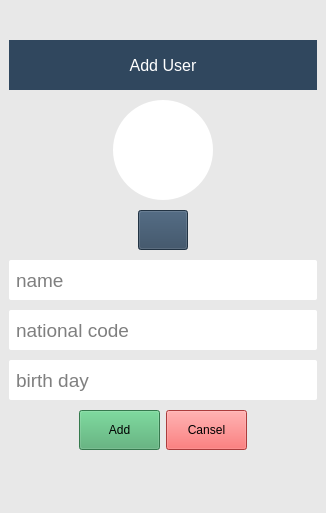
This is add-User.ui in MaryamBoneh/Users-Management as Qt 5 draws it before an edit. The edited form follows.
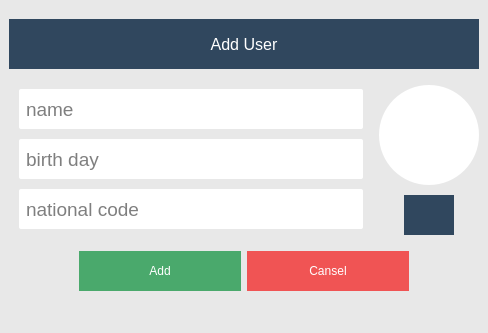
This is the edited form.

What changed in the file:
```diff
--- a/add-User.ui
+++ b/add-User.ui
@@ -6,8 +6,8 @@
    <rect>
     <x>0</x>
     <y>0</y>
-    <width>326</width>
-    <height>513</height>
+    <width>488</width>
+    <height>333</height>
    </rect>
   </property>
   <property name="windowTitle">
@@ -17,12 +17,7 @@
    <string notr="true">background-color: #E8E8E8; </string>
   </property>
   <widget class="QWidget" name="centralwidget">
-   <layout class="QGridLayout" name="gridLayout">
-    <item row="0" column="0">
-     <layout class="QVBoxLayout" name="verticalLayout">
-      <property name="spacing">
-       <number>10</number>
-      </property>
+   <layout class="QVBoxLayout" name="verticalLayout_3">
       <item>
        <widget class="QLabel" name="label">
         <property name="minimumSize">
@@ -53,7 +48,93 @@
         </property>
        </widget>
       </item>
-      <item alignment="Qt::AlignHCenter">
+    <item>
+     <layout class="QHBoxLayout" name="horizontalLayout_2">
+      <property name="leftMargin">
+       <number>0</number>
+      </property>
+      <property name="rightMargin">
+       <number>0</number>
+      </property>
+      <item>
+       <layout class="QVBoxLayout" name="verticalLayout_2">
+        <property name="leftMargin">
+         <number>10</number>
+        </property>
+        <property name="rightMargin">
+         <number>10</number>
+        </property>
+        <item>
+         <widget class="QLineEdit" name="txt_name">
+          <property name="minimumSize">
+           <size>
+            <width>0</width>
+            <height>40</height>
+           </size>
+          </property>
+          <property name="font">
+           <font>
+            <pointsize>14</pointsize>
+           </font>
+          </property>
+          <property name="styleSheet">
+           <string notr="true">border: 0px; background-color: #fff; padding: 5px; border-radius: 2px;</string>
+          </property>
+          <property name="placeholderText">
+           <string>name</string>
+          </property>
+         </widget>
+        </item>
+        <item>
+         <widget class="QLineEdit" name="txt_birthday">
+          <property name="minimumSize">
+           <size>
+            <width>0</width>
+            <height>40</height>
+           </size>
+          </property>
+          <property name="font">
+           <font>
+            <pointsize>14</pointsize>
+           </font>
+          </property>
+          <property name="styleSheet">
+           <string notr="true">border: 0px; background-color: #fff; padding: 5px; border-radius: 2px;</string>
+          </property>
+          <property name="placeholderText">
+           <string>birth day</string>
+          </property>
+         </widget>
+        </item>
+        <item>
+         <widget class="QLineEdit" name="txt_code">
+          <property name="minimumSize">
+           <size>
+            <width>0</width>
+            <height>40</height>
+           </size>
+          </property>
+          <property name="font">
+           <font>
+            <pointsize>14</pointsize>
+           </font>
+          </property>
+          <property name="styleSheet">
+           <string notr="true">border: 0px; background-color: #fff; padding: 5px; border-radius: 2px;</string>
+          </property>
+          <property name="placeholderText">
+           <string>national code</string>
+          </property>
+         </widget>
+        </item>
+       </layout>
+      </item>
+      <item>
+       <layout class="QVBoxLayout" name="verticalLayout">
+        <property name="spacing">
+         <number>10</number>
+        </property>
+        <item>
        <widget class="QLabel" name="label_2">
         <property name="minimumSize">
          <size>
@@ -96,7 +177,7 @@
          <cursorShape>PointingHandCursor</cursorShape>
         </property>
         <property name="styleSheet">
-         <string notr="true">background-color: #30475E; color: #fff;</string>
+           <string notr="true">background-color: #30475E; color: #fff; border: 0px;</string>
         </property>
         <property name="text">
          <string/>
@@ -109,68 +190,9 @@
         </property>
        </widget>
       </item>
-      <item>
-       <widget class="QLineEdit" name="lineEdit">
-        <property name="minimumSize">
-         <size>
-          <width>0</width>
-          <height>40</height>
-         </size>
-        </property>
-        <property name="font">
-         <font>
-          <pointsize>14</pointsize>
-         </font>
-        </property>
-        <property name="styleSheet">
-         <string notr="true">border: 0px; background-color: #fff; padding: 5px; border-radius: 2px;</string>
-        </property>
-        <property name="placeholderText">
-         <string>name</string>
-        </property>
-       </widget>
+       </layout>
       </item>
-      <item>
-       <widget class="QLineEdit" name="lineEdit_2">
-        <property name="minimumSize">
-         <size>
-          <width>0</width>
-          <height>40</height>
-         </size>
-        </property>
-        <property name="font">
-         <font>
-          <pointsize>14</pointsize>
-         </font>
-        </property>
-        <property name="styleSheet">
-         <string notr="true">border: 0px; background-color: #fff; padding: 5px; border-radius: 2px;</string>
-        </property>
-        <property name="placeholderText">
-         <string>national code</string>
-        </property>
-       </widget>
-      </item>
-      <item>
-       <widget class="QLineEdit" name="lineEdit_3">
-        <property name="minimumSize">
-         <size>
-          <width>0</width>
-          <height>40</height>
-         </size>
-        </property>
-        <property name="font">
-         <font>
-          <pointsize>14</pointsize>
-         </font>
-        </property>
-        <property name="styleSheet">
-         <string notr="true">border: 0px; background-color: #fff; padding: 5px; border-radius: 2px;</string>
-        </property>
-        <property name="placeholderText">
-         <string>birth day</string>
-        </property>
-       </widget>
+     </layout>
       </item>
       <item>
        <layout class="QHBoxLayout" name="horizontalLayout">
@@ -198,7 +220,7 @@
            </size>
           </property>
           <property name="styleSheet">
-           <string notr="true">background-color: #4AA96C;</string>
+         <string notr="true">color: #fff;  background-color: #4AA96C; border: 0px;</string>
           </property>
           <property name="text">
            <string>Add</string>
@@ -220,7 +242,7 @@
            </size>
           </property>
           <property name="styleSheet">
-           <string notr="true">background-color: #F05454; </string>
+         <string notr="true">color: #fff;  background-color: #F05454; border: 0px;</string>
           </property>
           <property name="text">
            <string>Cansel</string>
@@ -230,8 +252,6 @@
        </layout>
       </item>
      </layout>
-    </item>
-   </layout>
   </widget>
   <widget class="QMenuBar" name="menubar">
    <property name="geometry">
```
Left out of the diff: 8 changed lines with no effect on the pictures. Lines whose indentation alone changed are shown as unchanged.
